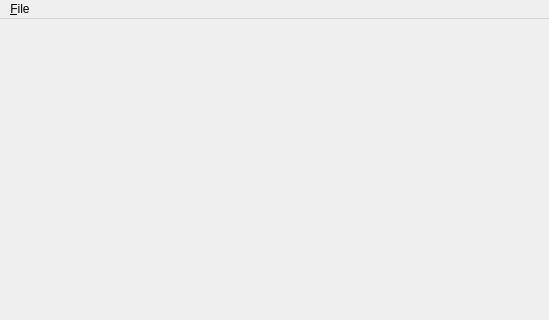
The window that designer/main_window.ui (dariusbakunas/rawdisk-ui) describes before a commit, drawn with Qt 5; both pictures show x 0 to 549 and y 0 to 320 of the 549 by 569 pixel window.
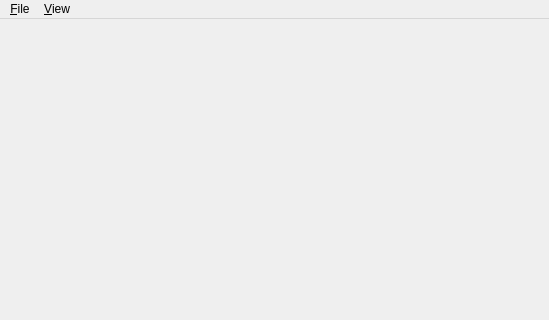
The same window after the commit.

Patch:
```diff
--- a/designer/main_window.ui
+++ b/designer/main_window.ui
@@ -13,6 +13,9 @@
   <property name="windowTitle">
    <string>Rawdisk UI</string>
   </property>
+  <property name="documentMode">
+   <bool>false</bool>
+  </property>
   <widget class="QWidget" name="centralwidget">
    <layout class="QGridLayout" name="gridLayout">
     <property name="leftMargin">
@@ -63,7 +66,14 @@
     </property>
     <addaction name="actionOpen"/>
    </widget>
+   <widget class="QMenu" name="menu_View">
+    <property name="title">
+     <string>&amp;View</string>
+    </property>
+    <addaction name="actionASCII_Column"/>
+   </widget>
    <addaction name="menuFile"/>
+   <addaction name="menu_View"/>
   </widget>
   <widget class="QStatusBar" name="statusbar"/>
   <action name="actionOpen">
```
Left out of the diff: 11 changed lines with no effect on the pictures.
